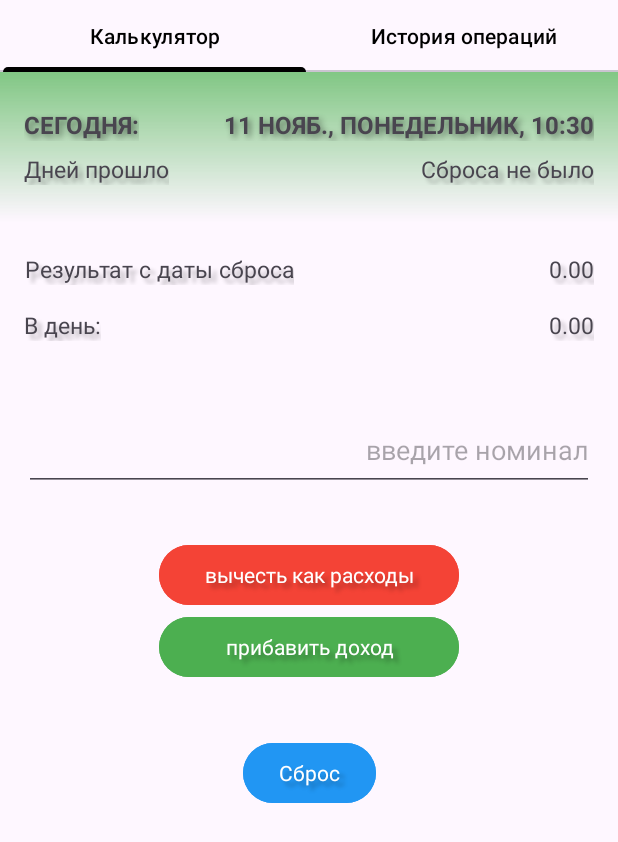
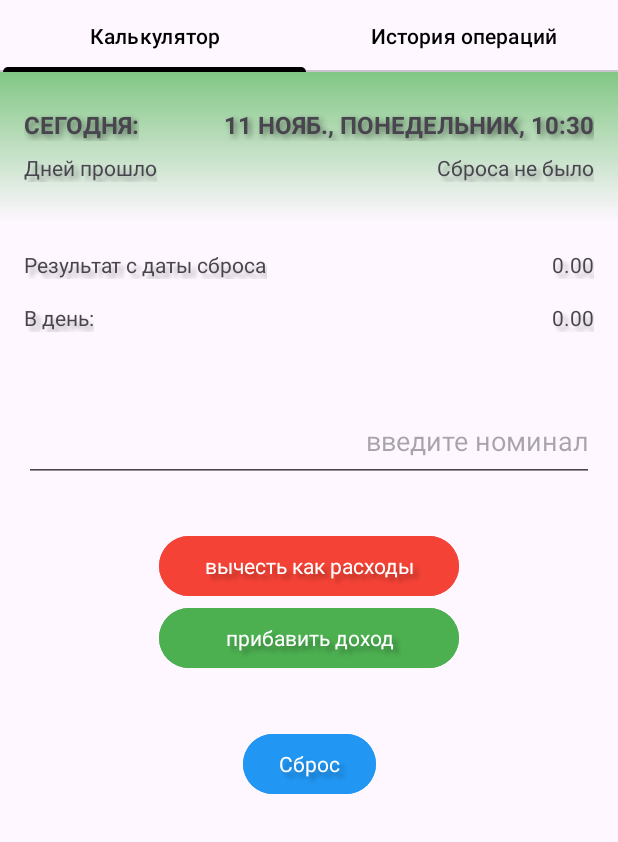
Before and after one commit to Sutemi67/Kotlin_MoneyEverydayXML_app, an Android app: the screen it shows after launch (MainActivity), on a phone screen of 412 x 824 dp. Shown: the top 842 px of the screen. Run offline under Robolectric (Android 15) with nearby library versions, the phone set to English and light mode, and no system bars.

Commit message:
text fonts with dpi patch

```diff
--- a/app/src/main/res/layout/fragment_calculator.xml
+++ b/app/src/main/res/layout/fragment_calculator.xml
@@ -9,15 +9,14 @@
     <TextView
         android:id="@+id/textView2"
         style="@style/headerTextStyle"
+        android:textSize="@dimen/header_big_text_size"
         android:layout_width="wrap_content"
         android:layout_height="wrap_content"
         android:layout_marginStart="16dp"
         android:layout_marginTop="24dp"
         android:text="@string/today_is"
-        app:layout_constraintBottom_toBottomOf="parent"
         app:layout_constraintStart_toStartOf="parent"
-        app:layout_constraintTop_toTopOf="parent"
-        app:layout_constraintVertical_bias="0.0" />
+        app:layout_constraintTop_toTopOf="parent" />
 
     <TextView
         android:id="@+id/today"
@@ -32,10 +31,12 @@
         tools:text="28 окт, воскресенье, 13.21" />
 
     <View
+        android:id="@+id/view"
         style="@style/header_shadow"
         android:layout_width="match_parent"
         android:layout_height="100dp"
-        android:translationZ="-1dp"
+        android:translationZ="-10dp"
+        app:layout_constraintEnd_toEndOf="parent"
         app:layout_constraintStart_toStartOf="parent"
         app:layout_constraintTop_toTopOf="parent" />
 
@@ -120,8 +121,8 @@
         android:layout_width="wrap_content"
         android:layout_height="wrap_content"
         android:layout_marginTop="8dp"
+        android:layout_marginBottom="24dp"
         android:text="@string/days_pass"
-        app:layout_constraintBottom_toTopOf="@+id/inputCount"
         app:layout_constraintStart_toStartOf="@+id/textView2"
         app:layout_constraintTop_toBottomOf="@+id/textView2"
         app:layout_constraintVertical_bias="0.0" />
--- a/app/src/main/res/values-night/styles.xml
+++ b/app/src/main/res/values-night/styles.xml
@@ -2,7 +2,6 @@
 <resources>
 
     <style name="regularTextStyle">
-        <item name="android:textSize">16sp</item>
         <item name="android:gravity">center</item>
         <item name="android:shadowColor">#46CAC8C8</item>
         <item name="android:shadowRadius">3</item>
--- a/app/src/main/res/values-xhdpi/dimens.xml
+++ b/app/src/main/res/values-xhdpi/dimens.xml
@@ -1,5 +1,4 @@
 <?xml version="1.0" encoding="utf-8"?>
 <resources>
-    <dimen name="header_big_text_size">16sp</dimen>
-    <dimen name="header_regular_text_size">15sp</dimen>
+
 </resources>
--- a/app/src/main/res/values-xxhdpi/dimens.xml
+++ b/app/src/main/res/values-xxhdpi/dimens.xml
@@ -1,5 +1,4 @@
 <?xml version="1.0" encoding="utf-8"?>
 <resources>
-    <dimen name="header_big_text_size">19sp</dimen>
-    <dimen name="header_regular_text_size">17sp</dimen>
+
 </resources>
--- a/app/src/main/res/values/dimens.xml
+++ b/app/src/main/res/values/dimens.xml
@@ -1,4 +1,4 @@
 <resources>
     <dimen name="fab_margin">16dp</dimen>
-    <dimen name="header_big_text_size">19sp</dimen>
+    <dimen name="header_big_text_size">16sp</dimen>
 </resources>
--- a/app/src/main/res/values/styles.xml
+++ b/app/src/main/res/values/styles.xml
@@ -2,7 +2,6 @@
 <resources>
 
     <style name="regularTextStyle">
-        <item name="android:textSize">@dimen/header_regular_text_size</item>
         <item name="android:gravity">center</item>
         <item name="android:shadowColor">#46000000</item>
         <item name="android:shadowRadius">3</item>
```
